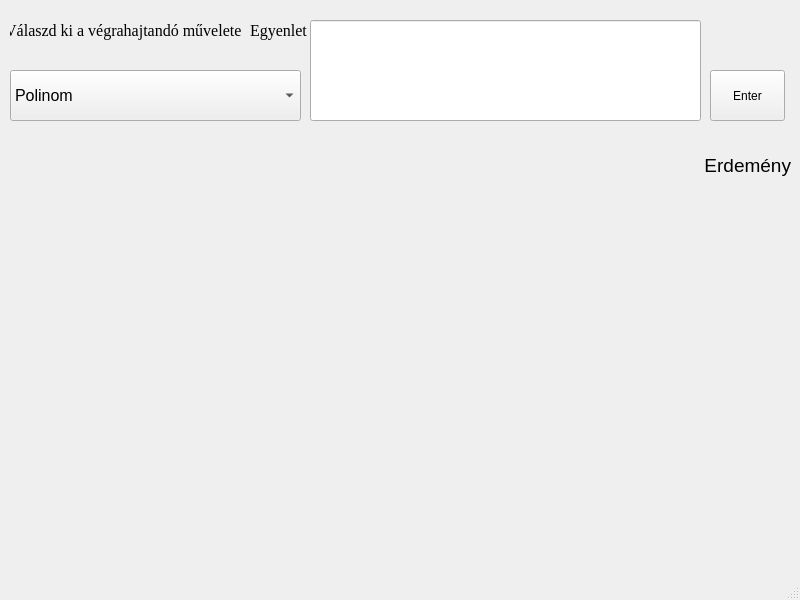
Ilonczai-Andras/Mernoki-szamologep-szakdolgozat, file Engineering calculator/UI_files/egyenlet.ui: the form before one commit.
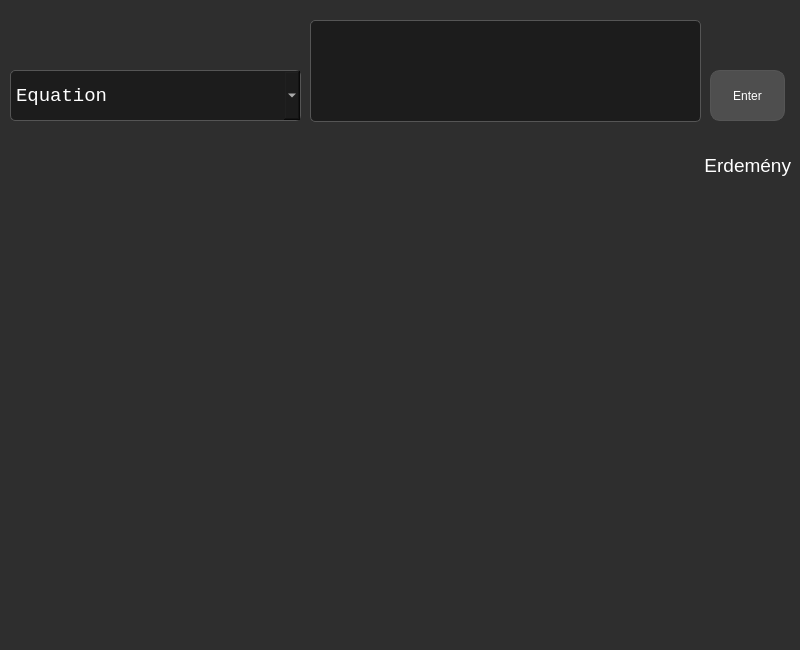
The form after the commit.

Patch:
```diff
--- a/Engineering calculator/UI_files/egyenlet.ui
+++ b/Engineering calculator/UI_files/egyenlet.ui
@@ -7,13 +7,30 @@
     <x>0</x>
     <y>0</y>
     <width>800</width>
-    <height>600</height>
+    <height>650</height>
    </rect>
   </property>
+  <property name="minimumSize">
+   <size>
+    <width>800</width>
+    <height>650</height>
+   </size>
+  </property>
+  <property name="maximumSize">
+   <size>
+    <width>800</width>
+    <height>650</height>
+   </size>
+  </property>
   <property name="windowTitle">
    <string>Egyenlet</string>
   </property>
   <widget class="QWidget" name="centralwidget">
+   <property name="styleSheet">
+    <string notr="true">        QWidget#centralwidget {
+            background-color: #2E2E2E;
+        }</string>
+   </property>
    <widget class="QComboBox" name="comboBox">
     <property name="geometry">
      <rect>
@@ -25,12 +42,29 @@
     </property>
     <property name="font">
      <font>
-      <pointsize>12</pointsize>
+      <family>Courier New</family>
+      <pointsize>14</pointsize>
      </font>
     </property>
+    <property name="styleSheet">
+     <string notr="true">QComboBox{
+            background-color: #1C1C1C;
+            color: #FFFFFF;
+            font-size: 14pt;
+            font-family: 'Courier New', Courier, monospace;
+            border: 1px solid #555555;
+            border-radius: 5px;
+            padding: 5px;
+        }
+        QComboBox QAbstractItemView {
+            background-color: #4E4E4E;
+            selection-background-color: #5E5E5E;
+            color: #FFFFFF;
+        }</string>
+    </property>
     <item>
      <property name="text">
-      <string>Polinom</string>
+      <string>Equation</string>
      </property>
     </item>
     <item>
@@ -43,58 +77,6 @@
       <string>Gyökös</string>
      </property>
     </item>
-    <item>
-     <property name="text">
-      <string>Exponenciális</string>
-     </property>
-    </item>
-    <item>
-     <property name="text">
-      <string>Logaritmikus</string>
-     </property>
-    </item>
-    <item>
-     <property name="text">
-      <string>Trigonometrikus</string>
-     </property>
-    </item>
-    <item>
-     <property name="text">
-      <string>Paraméteres</string>
-     </property>
-    </item>
-    <item>
-     <property name="text">
-      <string>Lineáris egyenletrendszerek</string>
-     </property>
-    </item>
-    <item>
-     <property name="text">
-      <string>Nem lineáris egyenletrendszerek</string>
-     </property>
-    </item>
-   </widget>
-   <widget class="QLabel" name="label">
-    <property name="geometry">
-     <rect>
-      <x>10</x>
-      <y>10</y>
-      <width>231</width>
-      <height>41</height>
-     </rect>
-    </property>
-    <property name="font">
-     <font>
-      <family>Times New Roman</family>
-      <pointsize>12</pointsize>
-     </font>
-    </property>
-    <property name="text">
-     <string>Válaszd ki a végrahajtandó műveletet</string>
-    </property>
-    <property name="alignment">
-     <set>Qt::AlignCenter</set>
-    </property>
    </widget>
    <widget class="QLabel" name="label_2">
     <property name="geometry">
@@ -110,6 +92,13 @@
       <pointsize>14</pointsize>
      </font>
     </property>
+    <property name="styleSheet">
+     <string notr="true">QLabel#label_2 {
+            color: #FFFFFF;
+            font-size: 14pt;
+            qproperty-alignment: 'AlignRight | AlignTrailing | AlignVCenter';
+        }</string>
+    </property>
     <property name="text">
      <string>Erdemény</string>
     </property>
@@ -126,51 +115,53 @@
       <height>51</height>
      </rect>
     </property>
+    <property name="styleSheet">
+     <string notr="true">QPushButton {
+            background-color: #4E4E4E;
+            color: #FFFFFF;
+            border: 1px solid #555555;
+            border-radius: 10px;
+            padding: 10px;
+        }
+        QPushButton:hover {
+            background-color: #5E5E5E;
+        }
+        QPushButton:pressed {
+            background-color: #6E6E6E;
+        }</string>
+    </property>
     <property name="text">
      <string>Enter</string>
     </property>
    </widget>
-   <widget class="QLineEdit" name="lineEdit_2">
+   <widget class="QTextEdit" name="text_edit">
     <property name="geometry">
      <rect>
       <x>310</x>
       <y>20</y>
       <width>391</width>
-      <height>101</height>
+      <height>102</height>
      </rect>
     </property>
-   </widget>
-   <widget class="QLabel" name="label_3">
-    <property name="geometry">
-     <rect>
-      <x>250</x>
-      <y>10</y>
-      <width>391</width>
-      <height>41</height>
-     </rect>
+    <property name="styleSheet">
+     <string notr="true">QTextEdit#text_edit{
+            background: #1C1C1C;
+            color: #FFFFFF;
+            font-family: 'Courier New', Courier, monospace;
+            font-size: 14pt;
+        }
+ QTextEdit{
+            background-color: #1C1C1C;
+            color: #FFFFFF;
+            font-size: 14pt;
+            font-family: 'Courier New', Courier, monospace;
+            border: 1px solid #555555;
+            border-radius: 5px;
+            padding: 5px;
+        }</string>
     </property>
-    <property name="font">
-     <font>
-      <family>Times New Roman</family>
-      <pointsize>12</pointsize>
-     </font>
-    </property>
-    <property name="text">
-     <string>Egyenlet</string>
-    </property>
    </widget>
   </widget>
-  <widget class="QMenuBar" name="menubar">
-   <property name="geometry">
-    <rect>
-     <x>0</x>
-     <y>0</y>
-     <width>800</width>
-     <height>21</height>
-    </rect>
-   </property>
-  </widget>
-  <widget class="QStatusBar" name="statusbar"/>
  </widget>
  <resources/>
  <connections/>
```
Left out of the diff: 4 changed lines with no effect on the pictures.
